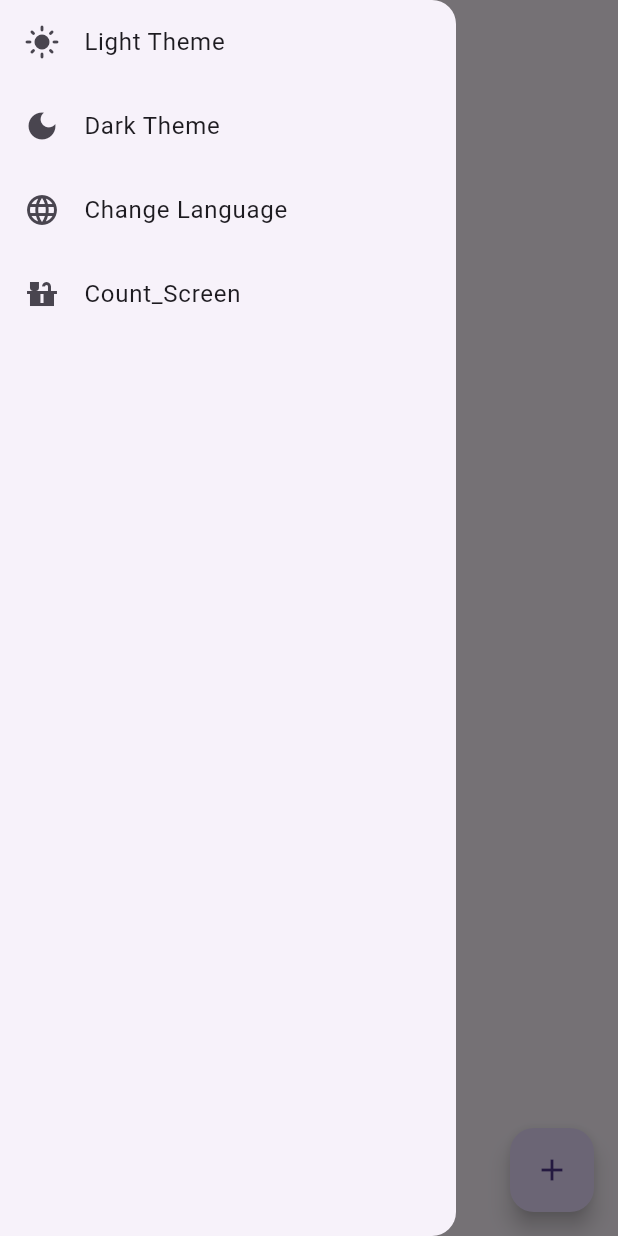
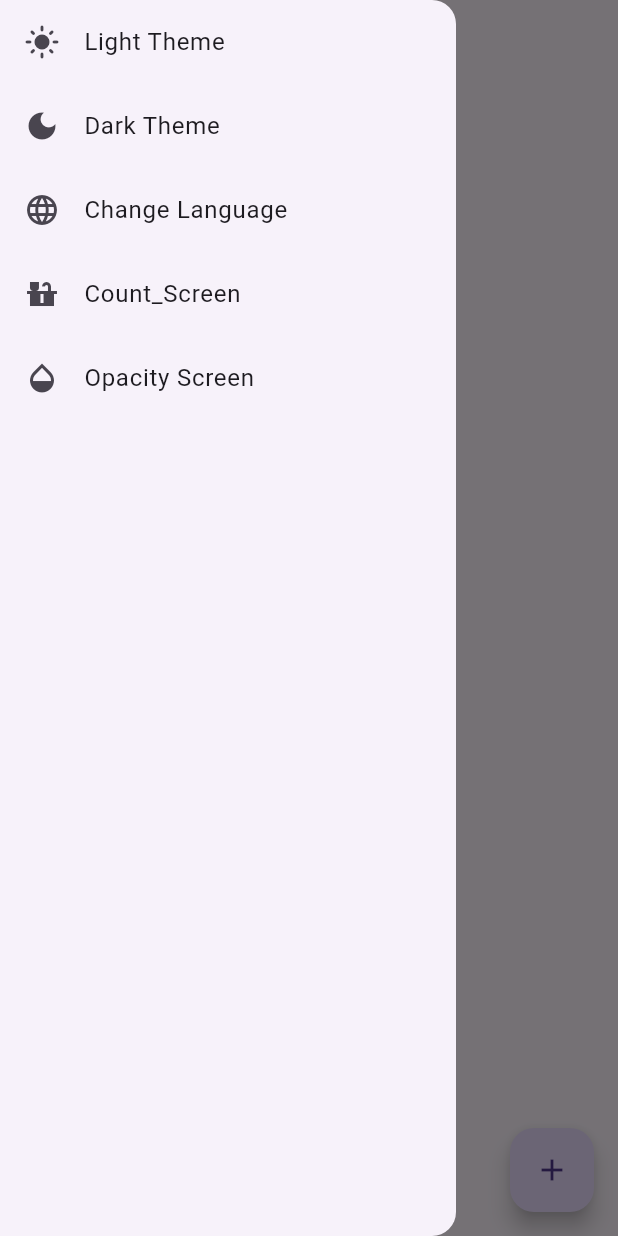
Before and after one commit to Nurujjaman329/ecommerce_demo-getx-, a Flutter app: the screen it shows after launch, with the side drawer open, on a phone screen of 412 x 824 dp. Run offline on Flutter 3.47's test engine with Material 3 defaults, Android fonts, the phone set to English and light mode, and no system bars; our stand-ins replace get.

Commit message:
slider & opacity test with getx

```diff
--- a/ecommerce_demo_getx/lib/main.dart
+++ b/ecommerce_demo_getx/lib/main.dart
@@ -1,3 +1,4 @@
+import 'package:ecommerce_demo_getx/tech_brothers/slider_test/opacity_slider_test.dart';
 import 'package:flutter/material.dart';
 import 'package:get/get.dart';
 
@@ -46,6 +47,10 @@ class MyApp extends StatelessWidget {
           name: '/countScreen',
           page: () => CounterScreen(),
         ),
+        GetPage(
+          name: '/opacityScreen',
+          page: () => OpacitySlider(),
+        ),
       ],
     );
   }
--- a/ecommerce_demo_getx/lib/tech_brothers/home_screen_test.dart
+++ b/ecommerce_demo_getx/lib/tech_brothers/home_screen_test.dart
@@ -47,8 +47,16 @@ class _HomeScreenGetState extends State<HomeScreenGet> {
                 Get.toNamed('/countScreen');
               },
             ),
+            ListTile(
+              leading: Icon(Icons.opacity),
+              title: Text('Opacity Screen'),
+              onTap: () {
+                Get.toNamed('/opacityScreen');
+              },
+            ),
           ],
-      )),
+        ),
+      ),
       body: Column(
         mainAxisAlignment: MainAxisAlignment.center,
         crossAxisAlignment: CrossAxisAlignment.center,
--- /dev/null
+++ b/ecommerce_demo_getx/lib/tech_brothers/slider_test/slider_controller.dart
@@ -0,0 +1,9 @@
+import 'package:get/get.dart';
+
+class SliderController extends GetxController {
+  RxDouble opacity = .1.obs;
+
+  setOpacity(double value) {
+    opacity.value = value;
+  }
+}
```
Also changed, not shown: ecommerce_demo_getx/lib/tech_brothers/slider_test/opacity_slider_test.dart (added, +44 -0 lines). Lines whose indentation alone changed are shown as unchanged.
